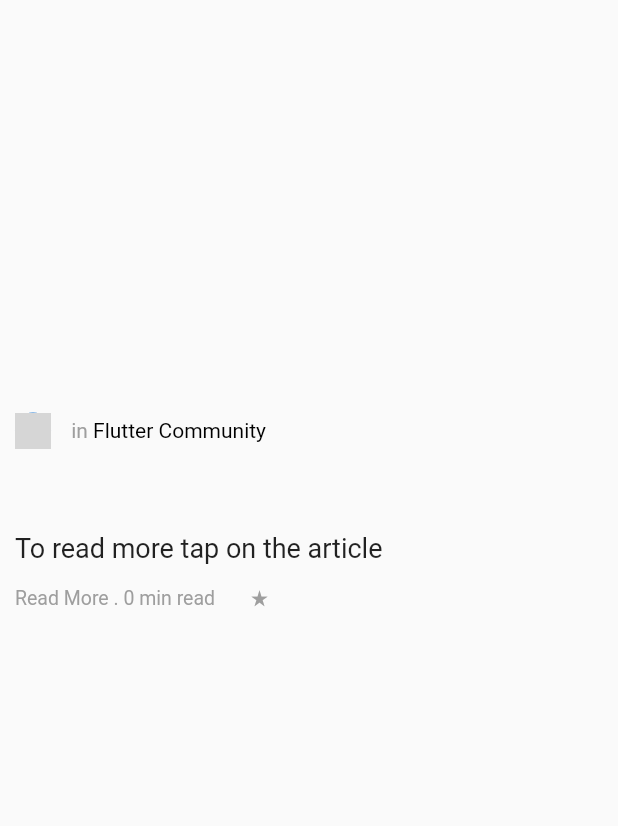
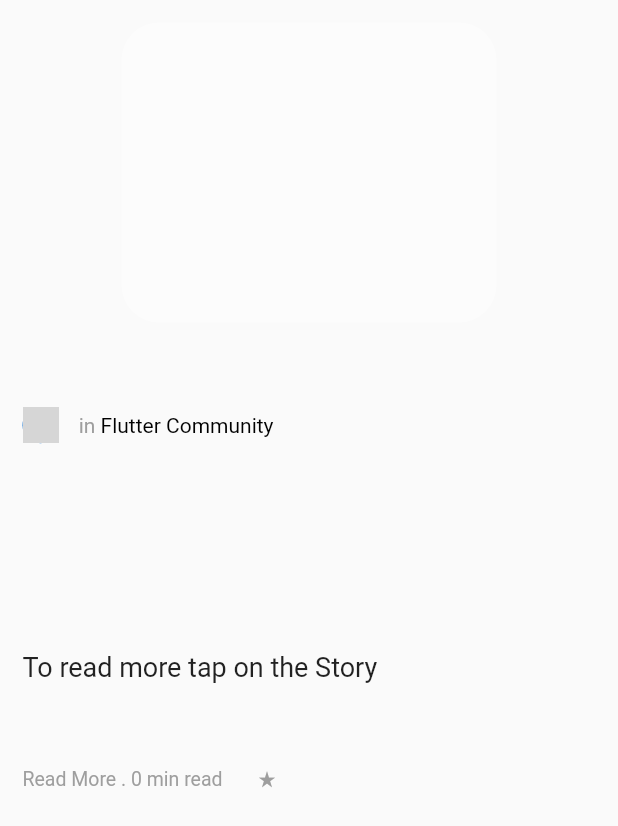
Before and after one commit to rustiever/wizard, a Flutter app: the Post1 widget shown alone on an empty page, opened directly with empty values, on a phone screen of 412 x 824 dp. Shown: the top 826 px of the screen. Run offline on Flutter 3.47's test engine with Material 2 defaults, Android fonts, the phone set to English and light mode, and no system bars; our stand-ins replace cloud_firestore, file_picker, firebase_auth, firebase_core, flutter_markdown, get; missing offline and left inert: flutter_dropzone, markdown_widget, mime_type; accounts and stored records are empty; network calls fail; Roboto replaces fonts that are missing (Helvetica Neue, Times New Roman); grey boxes are pictures that could not be loaded.

Commit message:
updating post1 widget

```diff
--- a/lib/widgets/postWidgets.dart
+++ b/lib/widgets/postWidgets.dart
@@ -5,65 +5,49 @@ import 'package:get/get.dart';
 import 'package:markdown_widget/markdown_widget.dart';
 import 'package:wizard/models/models.dart';
 import 'package:wizard/routes.dart';
-import 'package:wizard/views/views.dart';
+import '../constants.dart';
 
 class Post1 extends StatelessWidget {
-  final String postImage,
-      authorName,
-      authorImage,
-      title,
-      content,
-      readTime,
-      community;
+  final String content;
 
   final PostModel postModel;
   // final void Function() onTap;
 
   void onTap() {
-    Get.to(
-      PostView(
-          // postModel: postModel,
-          ),
-    );
+    Get.toNamed(postRoute, arguments: postModel);
   }
 
   const Post1(
-      {Key key,
-      this.postImage =
-          'https://images.unsplash.com/photo-1555212697-194d092e3b8f?ixlib=rb-1.2.1&ixid=eyJhcHBfaWQiOjEyMDd9&auto=format&fit=crop&w=634&q=80',
-      this.authorName = 'Sharan',
-      this.authorImage =
-          'https://images.unsplash.com/photo-1504593811423-6dd665756598?ixlib=rb-1.2.1&ixid=eyJhcHBfaWQiOjEyMDd9&auto=format&fit=crop&w=1050&q=80',
-      this.title = 'Title of this title of this title',
-      this.content = 'To read more tap on the article',
-      this.readTime = '5',
-      this.community = 'Flutter Community',
-      this.postModel})
+      {Key key, this.content = 'To read more tap on the Story', this.postModel})
       : super(key: key);
   @override
   Widget build(BuildContext context) {
     return Padding(
-      padding: const EdgeInsets.symmetric(horizontal: 10.0),
-      child: SizedBox(
-        width: 350,
+      padding: const EdgeInsets.all(15.0),
       child: Column(
         crossAxisAlignment: CrossAxisAlignment.start,
-          // mainAxisAlignment: Mai,
         children: [
-            GestureDetector(
+          Center(
+            child: GestureDetector(
               onTap: onTap,
-              child: SizedBox(
-                  height: 260,
-                  width: 360,
+              child: Container(
+                decoration: const BoxDecoration(
+                  color: Colors.white38,
+                  borderRadius: BorderRadius.all(
+                    Radius.circular(25),
+                  ),
+                ),
+                height: 200,
+                width: 250,
+                child: Center(
                   child: MarkdownGenerator(
-                    data: utf8.decode(
-                      postModel.data,
+                    data: utf8.decode(postModel.data),
+                  ).widgets[1],
                 ),
-                  ).widgets[1]),
               ),
-            const SizedBox(
-              height: 15,
             ),
+          ),
+          const Spacer(),
           Row(
             children: [
               CircleAvatar(
@@ -96,22 +80,19 @@ class Post1 extends StatelessWidget {
               ),
             ],
           ),
-            const SizedBox(
-              height: 15,
-            ),
+          const Spacer(),
           GestureDetector(
             onTap: onTap,
             child: Text(
               postModel.title,
+              // textAlign: TextAlign.start,
               style: const TextStyle(
                   fontFamily: "Helvetica Neue",
                   fontSize: 22,
                   fontWeight: FontWeight.w700),
             ),
           ),
-            const SizedBox(
-              height: 15,
-            ),
+          const Spacer(),
           GestureDetector(
             onTap: onTap,
             child: Text(
@@ -123,8 +104,11 @@ class Post1 extends StatelessWidget {
                   fontWeight: FontWeight.w400),
             ),
           ),
-            const SizedBox(
-              height: 15,
+          // const SizedBox(
+          //   width: 50,
+          // ),
+          const Spacer(
+              // flex: 2,
               ),
           GestureDetector(
             onTap: onTap,
@@ -147,9 +131,11 @@ class Post1 extends StatelessWidget {
                 )
               ],
             ),
-            )
+          ),
+          const Spacer(
+            flex: 5,
+          ),
         ],
-        ),
       ),
     );
   }
```
Also changed, not shown: lib/views/homeView.dart (+219 -172 lines), 1 other file. Lines whose indentation alone changed are shown as unchanged.
